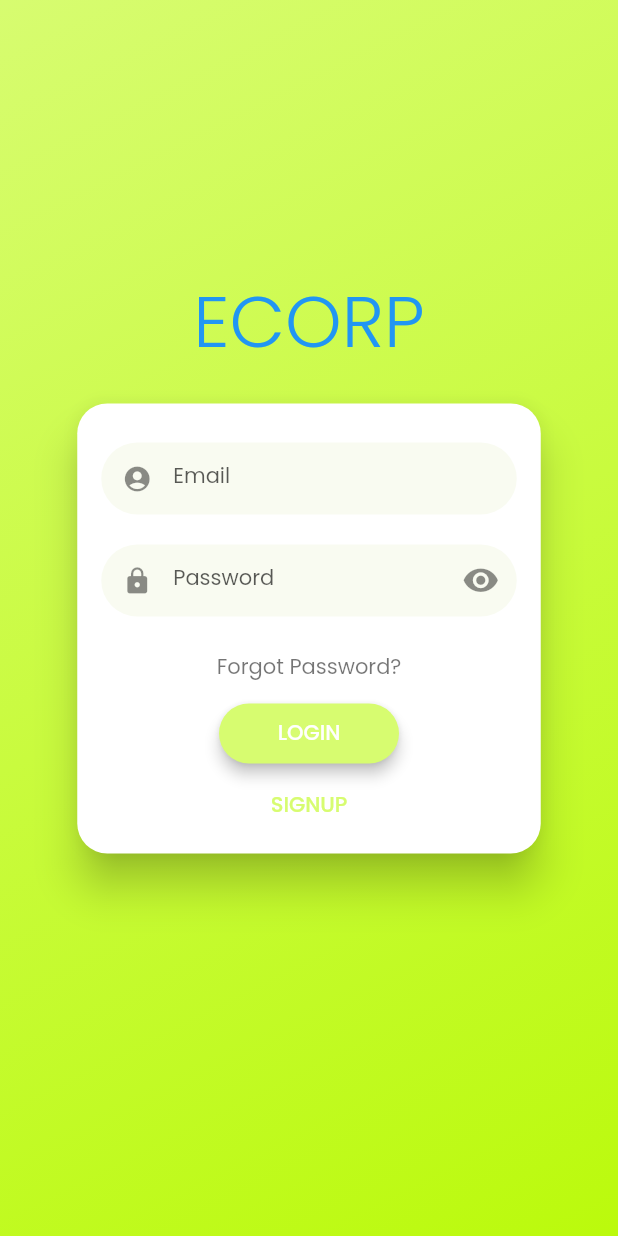
After one commit to naufal-h/bajulo, a Flutter app: the screen it shows after launch, on a phone screen of 412 x 824 dp. The commit adds this screen. Run offline on Flutter 3.47's test engine with Material 2 defaults, Android fonts, the light colour scheme and no system bars; drawn by our look-alikes of flutter_login; our stand-ins replace carousel_slider, flutter_svg, google_fonts, pin_code_fields; Roboto replaces fonts that are missing (poppins).

Commit message:
login signup tp blom fix

```diff
--- /dev/null
+++ b/lib/auth_page.dart
@@ -0,0 +1,77 @@
+import 'package:bajulo/widget028Bottom.dart';
+import 'package:flutter/material.dart';
+import 'package:flutter_login/flutter_login.dart';
+import 'providers/auth.dart';
+import 'package:provider/provider.dart';
+
+// import './home_page.dart';
+
+const users = const {
+  'dribbble@gmail.com': '12345',
+  'hunter@gmail.com': 'hunter',
+};
+
+class LoginPage extends StatefulWidget {
+  @override
+  _LoginPageState createState() => _LoginPageState();
+}
+
+class _LoginPageState extends State<LoginPage> {
+  Duration get loginTime => Duration(milliseconds: 2250);
+
+  Future<String?> _authUserSignUp(LoginData data) {
+    print('Name: ${data.name}, Password: ${data.password}');
+    return Future.delayed(loginTime).then((_) {
+      Provider.of<Auth>(context, listen: false)
+          .signup(data.name, data.password);
+      return null;
+    });
+  }
+
+  Future<String?> _authUserLogin(LoginData data) {
+    print('Name: ${data.name}, Password: ${data.password}');
+    return Future.delayed(loginTime).then((_) {
+      Provider.of<Auth>(context, listen: false).login(data.name, data.password);
+      return null;
+    });
+  }
+
+  Future<String?> _authUser(LoginData data) {
+    print('Name: ${data.name}, Password: ${data.password}');
+    return Future.delayed(loginTime).then((_) {
+      if (!users.containsKey(data.name)) {
+        return 'Username not exists';
+      }
+      if (users[data.name] != data.password) {
+        return 'Password does not match';
+      }
+      return null;
+    });
+  }
+
+  Future<String?> _recoverPassword(String name) {
+    print('Name: $name');
+    return Future.delayed(loginTime).then((_) {
+      if (!users.containsKey(name)) {
+        return 'Username not exists';
+      }
+      return null;
+    });
+  }
+
+  @override
+  Widget build(BuildContext context) {
+    return FlutterLogin(
+      title: 'ECORP',
+      // logo: 'assets/images/ecorp-lightblue.png',
+      onLogin: _authUserLogin,
+      onSignup: _authUserSignUp,
+      onSubmitAnimationCompleted: () {
+        Navigator.of(context).pushReplacement(MaterialPageRoute(
+          builder: (context) => Widget028(),
+        ));
+      },
+      onRecoverPassword: _recoverPassword,
+    );
+  }
+}
--- a/lib/main.dart
+++ b/lib/main.dart
@@ -1,21 +1,33 @@
 import 'package:bajulo/login fix.dart';
 import 'package:flutter/material.dart';
 import 'package:bajulo/const/tema.dart';
+import 'package:provider/provider.dart';
+import 'providers/auth.dart';
+import 'auth_page.dart';
 
 void main() => runApp(myApp());
 
 class myApp extends StatelessWidget {
   @override
   Widget build(BuildContext context) {
-    return MaterialApp(
-      theme: Tema().themedata,
+    return MultiProvider(providers:[
+    ChangeNotifierProvider(
+      create: (ctx) => Auth()),
+    // ChangeNotifierProvider(
+    //   create: (ctx) => Products()),
+
+    ],
+
+      builder: (context, child) => MaterialApp(
+        theme: Tema().themedata,
       title: "bajulo",
       // initialRoute: homeScreen.x,
-      home: loginfix(),
+      home: LoginPage(),
       // routes: {
       //   homeScreen.x:(context) => homeScreen(),
       // },
       debugShowCheckedModeBanner: false,
+      ),
     );
   }
 }
--- /dev/null
+++ b/lib/providers/auth.dart
@@ -0,0 +1,32 @@
+import 'dart:convert';
+import 'package:flutter/material.dart';
+import 'package:http/http.dart' as http;
+
+class Auth with ChangeNotifier {
+  void signup(String email, String password) async {
+    Uri url= Uri.parse("https://identitytoolkit.googleapis.com/v1/accounts:signUp?key=AIzaSyDXgh2gAaXMBS6Gi0sAQb6xZ0janSd5cVk");
+
+    var response = await http.post(
+      url,
+      body: json.encode({
+        "email": email,
+        "password": password,
+        "returnSecureToken": true,
+      }),
+    );
+    print(json.decode(response.body));
+  }
+  void login(String email, String password) async {
+    Uri url= Uri.parse("https://identitytoolkit.googleapis.com/v1/accounts:signInWithPassword?key=AIzaSyDXgh2gAaXMBS6Gi0sAQb6xZ0janSd5cVk");
+
+    var response = await http.post(
+      url,
+      body: json.encode({
+        "email": email,
+        "password": password,
+        "returnSecureToken": true,
+      }),
+    );
+    print(json.decode(response.body));
+  }
+}
--- a/pubspec.yaml
+++ b/pubspec.yaml
@@ -32,7 +32,10 @@ dependencies:
     sdk: flutter
   flutter_svg: ^0.22.0
   smooth_page_indicator: ^1.0.0+2
-
+  http: ^0.13.3
+  provider: ^5.0.0
+  flutter_login: ^1.1.0
+  shared_preferences: ^2.0.5
   # The following adds the Cupertino Icons font to your application.
   # Use with the CupertinoIcons class for iOS style icons.
   cupertino_icons: ^1.0.2
@@ -44,6 +47,7 @@ dev_dependencies:
   google_fonts: ^4.0.3
   intl: ^0.18.0
   pin_code_fields: ^7.3.0
+
 
   # The "flutter_lints" package below contains a set of recommended lints to
   # encourage good coding practices. The lint set provided by the package is
```
Also changed, not shown: pubspec.lock.
